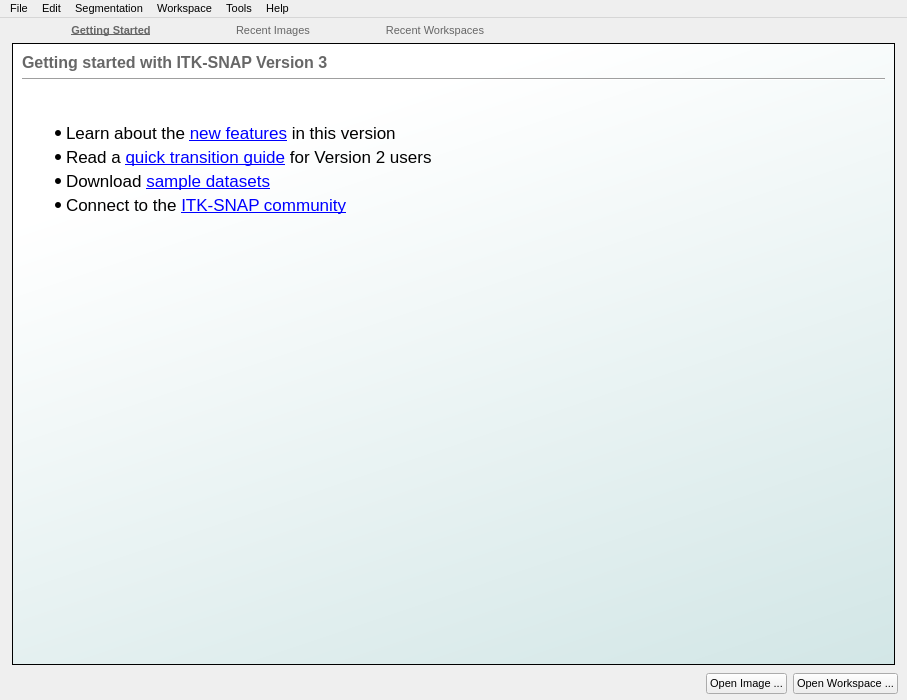
The window that GUI/Qt/Windows/MainImageWindow.ui (pyushkevich/itksnap) describes before a commit, drawn with Qt 5.
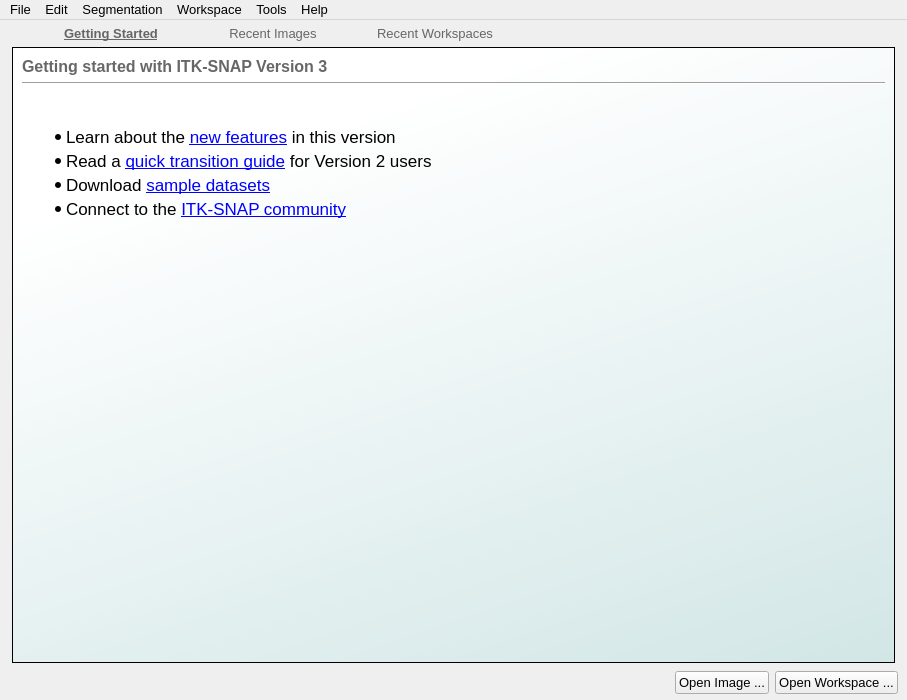
The same window after the commit. Icons and pictures are not drawn. Custom widgets are drawn as their Qt base class.

Commit message: Set global font size to 13px, on Mac everything looks good

The edit to the form file:
```diff
--- a/GUI/Qt/Windows/MainImageWindow.ui
+++ b/GUI/Qt/Windows/MainImageWindow.ui
@@ -15,17 +15,17 @@
   </property>
   <property name="styleSheet">
    <string notr="true">* {
-font-size:11px;
+font-size:13px;
 }
 
 QCheckBox::indicator {
-width: 15px;
-height: 15px;
+width: 14px;
+height: 14px;
 }
 
 QRadioButton::indicator {
-width: 15px;
-height: 15px;
+width: 14px;
+height: 14px;
 }</string>
   </property>
   <widget class="QWidget" name="centralwidget">
@@ -201,7 +201,7 @@
                   <string>&lt;!DOCTYPE HTML PUBLIC &quot;-//W3C//DTD HTML 4.0//EN&quot; &quot;http://www.w3.org/TR/REC-html40/strict.dtd&quot;&gt;
 &lt;html&gt;&lt;head&gt;&lt;meta name=&quot;qrichtext&quot; content=&quot;1&quot; /&gt;&lt;style type=&quot;text/css&quot;&gt;
 p, li { white-space: pre-wrap; }
-&lt;/style&gt;&lt;/head&gt;&lt;body style=&quot; font-family:'MS Shell Dlg 2'; font-size:11px; font-weight:400; font-style:normal;&quot;&gt;
+&lt;/style&gt;&lt;/head&gt;&lt;body style=&quot; font-family:'.Helvetica Neue DeskInterface'; font-size:13px; font-weight:400; font-style:normal;&quot;&gt;
 &lt;p style=&quot;-qt-paragraph-type:empty; margin-top:0px; margin-bottom:0px; margin-left:0px; margin-right:0px; -qt-block-indent:0; text-indent:0px; font-family:'Lucida Grande'; font-size:13pt;&quot;&gt;&lt;br /&gt;&lt;/p&gt;
 &lt;ul style=&quot;margin-top: 0px; margin-bottom: 0px; margin-left: 0px; margin-right: 0px; -qt-list-indent: 1;&quot;&gt;&lt;li style=&quot; font-family:'Lucida Grande'; font-size:13pt;&quot; style=&quot; margin-top:12px; margin-bottom:4px; margin-left:0px; margin-right:0px; -qt-block-indent:0; text-indent:0px;&quot;&gt;&lt;span style=&quot; font-size:11px;&quot;&gt;Learn about the &lt;/span&gt;&lt;a href=&quot;http://www.itksnap.org/pmwiki/pmwiki.php?n=Documentation.NewFeaturesVersion30&quot;&gt;&lt;span style=&quot; font-size:11px; text-decoration: underline; color:#0000ff;&quot;&gt;new features&lt;/span&gt;&lt;/a&gt;&lt;span style=&quot; font-size:11px;&quot;&gt; in this version&lt;/span&gt;&lt;/li&gt;
 &lt;li style=&quot; font-family:'Lucida Grande'; font-size:13pt;&quot; style=&quot; margin-top:0px; margin-bottom:4px; margin-left:0px; margin-right:0px; -qt-block-indent:0; text-indent:0px;&quot;&gt;&lt;span style=&quot; font-size:11px;&quot;&gt;Read a &lt;/span&gt;&lt;a href=&quot;http://www.itksnap.org/pmwiki/pmwiki.php?n=Documentation.UpgradingTo30&quot;&gt;&lt;span style=&quot; font-size:11px; text-decoration: underline; color:#0000ff;&quot;&gt;quick transition guide&lt;/span&gt;&lt;/a&gt;&lt;span style=&quot; font-size:11px;&quot;&gt; for Version 2 users&lt;/span&gt;&lt;/li&gt;
@@ -354,7 +354,7 @@
      <x>0</x>
      <y>0</y>
      <width>907</width>
-     <height>20</height>
+     <height>22</height>
     </rect>
    </property>
    <widget class="QMenu" name="menuFile">
```
